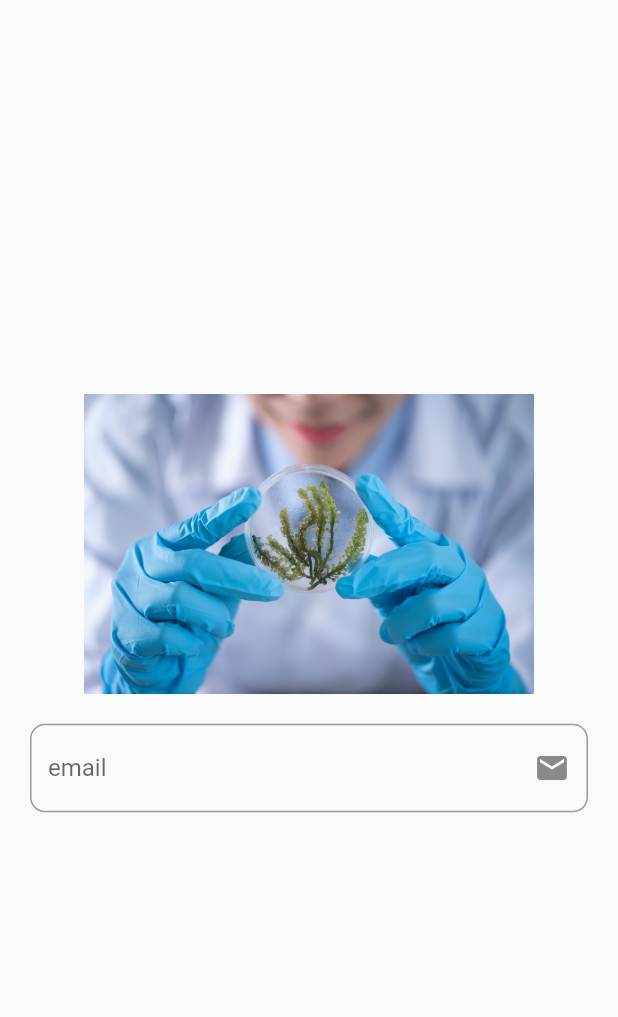
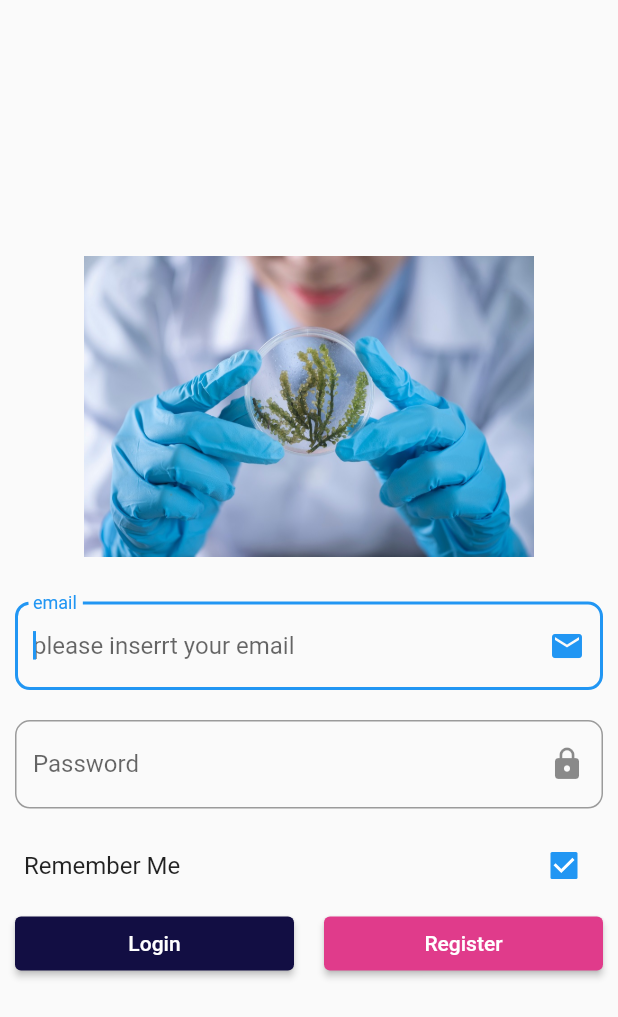
Before and after one commit to AhmedJwad/patientApp, a Flutter app: the screen it shows after launch, on a phone screen of 412 x 824 dp. Shown: the top 1017 px of the screen. Run offline on Flutter 3.47's test engine with Material 2 defaults, Android fonts, the phone set to English and light mode, and no system bars.

Commit message:
Login
Login screen

```diff
--- a/lib/screen/login_screen.dart
+++ b/lib/screen/login_screen.dart
@@ -11,6 +11,8 @@ class loginScreen extends StatefulWidget {
 
 class _loginScreenState extends State<loginScreen> {
   String _email = '';
+  String _password = '';
+  bool _rememberMe = true;
   @override
   Widget build(BuildContext context) {
     return Scaffold(
@@ -18,7 +20,11 @@ class _loginScreenState extends State<loginScreen> {
         mainAxisAlignment: MainAxisAlignment.center,
         children: <Widget>[
          _showlogo(),
+         SizedBox(height: 20,),
          _showemail(),
+         _showpassword(),
+         _showRememberMe(),
+          _showButtons(),
         ],
       )
 
@@ -33,9 +39,9 @@ class _loginScreenState extends State<loginScreen> {
 
  Widget _showemail() {
   return Container(
-    padding: EdgeInsets.all(20),
+    padding: EdgeInsets.all(10),
     child: TextField(
-      autocorrect: true,
+      autofocus: true,
       keyboardType: TextInputType.emailAddress,
       decoration: InputDecoration(
         hintText: 'please inserrt your email',
@@ -45,9 +51,74 @@ class _loginScreenState extends State<loginScreen> {
       ),
       onChanged: (value){
         _email = value;
-        print(_email);
       },
     ),
   );
  }
+
+Widget _showpassword() {
+  return Container(
+    padding: EdgeInsets.all(10),
+    child: TextField(
+    obscureText: true,
+      decoration: InputDecoration(
+        hintText: 'please inserrt your Password',
+        labelText: 'Password',
+        suffixIcon: Icon(Icons.lock),
+        border: OutlineInputBorder(borderRadius: BorderRadius.circular(10)),
+      ),
+      onChanged: (value){
+        _password = value;
+      },
+    ),
+  );
 }
+
+ Widget _showRememberMe() {
+  return CheckboxListTile(
+    title: Text('Remember Me'),
+    value: _rememberMe, onChanged: (value) {
+    setState(() {
+      _rememberMe=value!;
+    });
+   },);
+ }
+
+ Widget _showButtons() {
+  return Container(
+    margin: EdgeInsets.only(left:10, right: 10,),
+    child: Row(
+    mainAxisAlignment: MainAxisAlignment.spaceAround,
+     children: <Widget>[
+     Expanded(
+       child: ElevatedButton(
+        child:Text('Login'),
+        style: ButtonStyle(
+        backgroundColor: MaterialStateProperty.resolveWith<Color>(
+          (Set<MaterialState>states){
+            return Color(0xFF120E43);
+          }
+        )
+        ),
+        onPressed: (){}
+        ),
+     ),
+     SizedBox(width:20,),
+       Expanded(
+         child: ElevatedButton(
+           child:Text('Register'),
+           style: ButtonStyle(
+          backgroundColor: MaterialStateProperty.resolveWith<Color>(
+            (Set<MaterialState> states) {
+              return Color(0xFFE03B8B);
+            }
+          ),
+        ),
+           onPressed: (){}
+           ),
+       ),
+     ],
+    ),
+  );
+ }
+}
```
